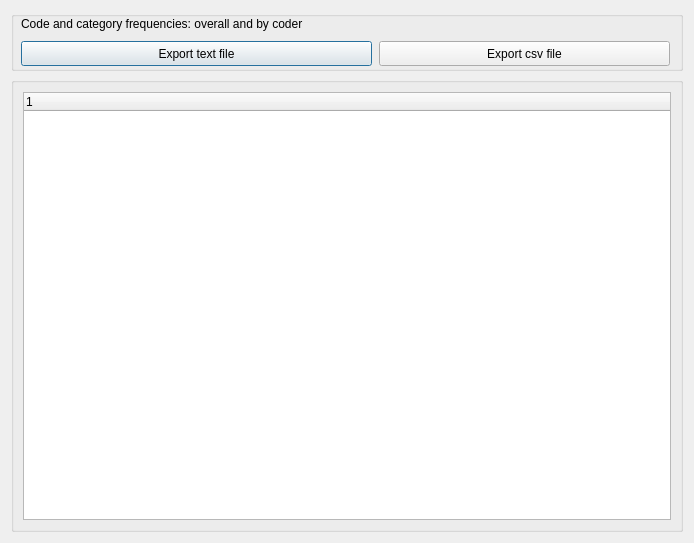
ccbogel/QualCoder, file GUI_UIs/ui_dialog_report_code_frequencies.ui: the form before one commit.
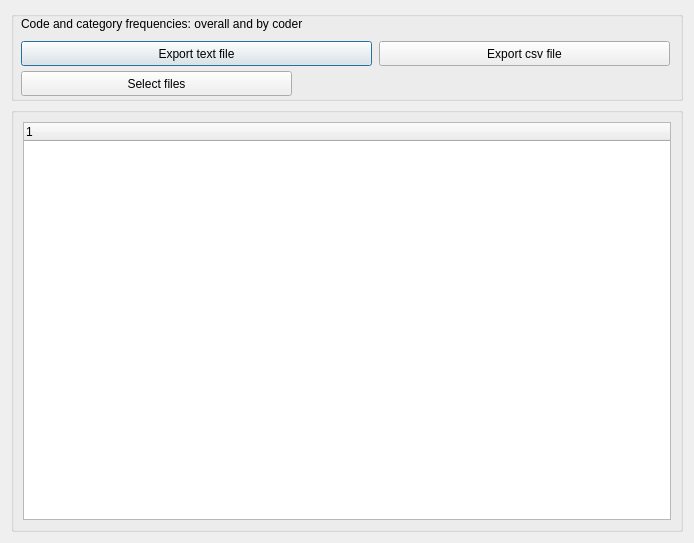
The form after the commit.

The edit to the form file:
```diff
--- a/GUI_UIs/ui_dialog_report_code_frequencies.ui
+++ b/GUI_UIs/ui_dialog_report_code_frequencies.ui
@@ -22,13 +22,13 @@
      <property name="minimumSize">
       <size>
        <width>0</width>
-       <height>60</height>
+       <height>90</height>
       </size>
      </property>
      <property name="maximumSize">
       <size>
        <width>16777215</width>
-       <height>60</height>
+       <height>90</height>
       </size>
      </property>
      <property name="title">
@@ -88,6 +88,19 @@
        <string>Export csv file</string>
       </property>
      </widget>
+     <widget class="QPushButton" name="pushButton_select_files">
+      <property name="geometry">
+       <rect>
+        <x>10</x>
+        <y>60</y>
+        <width>271</width>
+        <height>25</height>
+       </rect>
+      </property>
+      <property name="text">
+       <string>Select files</string>
+      </property>
+     </widget>
     </widget>
    </item>
    <item>
```
